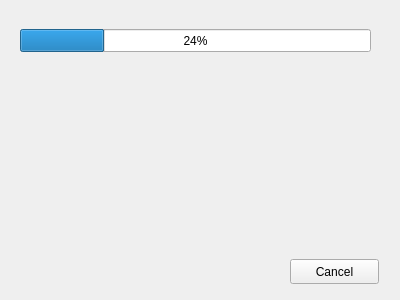
Kangie/solarus, file src/widgets/package_dialog.ui: the form before one commit.
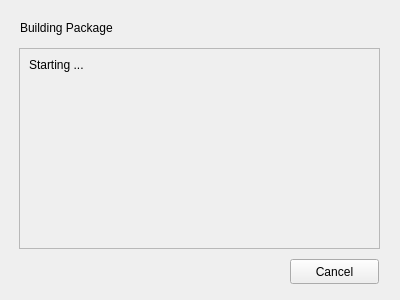
The form after the commit. The open tabs and pages were chosen to show the change.

Commit message: Basic standard output capture for packaging.

What changed in the file:
```diff
--- a/src/widgets/package_dialog.ui
+++ b/src/widgets/package_dialog.ui
@@ -119,19 +119,6 @@
        </widget>
       </widget>
       <widget class="QWidget" name="ongoing">
-       <widget class="QProgressBar" name="ongoing_progress">
-        <property name="geometry">
-         <rect>
-          <x>10</x>
-          <y>20</y>
-          <width>351</width>
-          <height>23</height>
-         </rect>
-        </property>
-        <property name="value">
-         <number>24</number>
-        </property>
-       </widget>
        <widget class="QPushButton" name="ongoing_cancel">
         <property name="geometry">
          <rect>
@@ -145,6 +132,51 @@
          <string>Cancel</string>
         </property>
        </widget>
+       <widget class="QLabel" name="ongoing_msg">
+        <property name="geometry">
+         <rect>
+          <x>10</x>
+          <y>10</y>
+          <width>121</width>
+          <height>17</height>
+         </rect>
+        </property>
+        <property name="text">
+         <string>Building Package</string>
+        </property>
+       </widget>
+       <widget class="QFrame" name="ongoing_frame">
+        <property name="geometry">
+         <rect>
+          <x>9</x>
+          <y>39</y>
+          <width>361</width>
+          <height>201</height>
+         </rect>
+        </property>
+        <property name="frameShape">
+         <enum>QFrame::StyledPanel</enum>
+        </property>
+        <property name="frameShadow">
+         <enum>QFrame::Raised</enum>
+        </property>
+        <widget class="QLabel" name="ongoing_output">
+         <property name="geometry">
+          <rect>
+           <x>10</x>
+           <y>10</y>
+           <width>341</width>
+           <height>181</height>
+          </rect>
+         </property>
+         <property name="text">
+          <string>Starting ...</string>
+         </property>
+         <property name="alignment">
+          <set>Qt::AlignLeading|Qt::AlignLeft|Qt::AlignTop</set>
+         </property>
+        </widget>
+       </widget>
       </widget>
       <widget class="QWidget" name="completed">
        <widget class="QPushButton" name="completed_close">
```
The commit also changes 2 other files.
